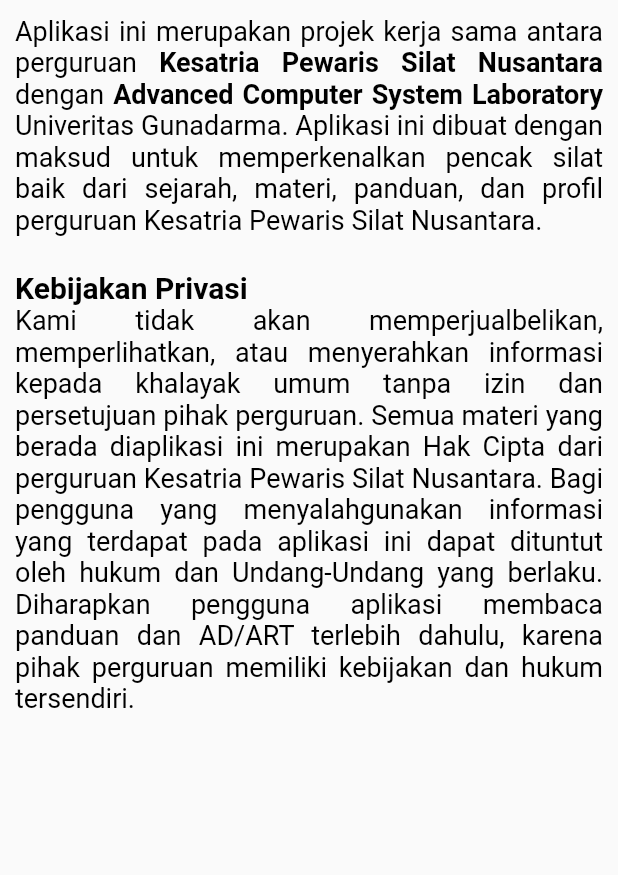
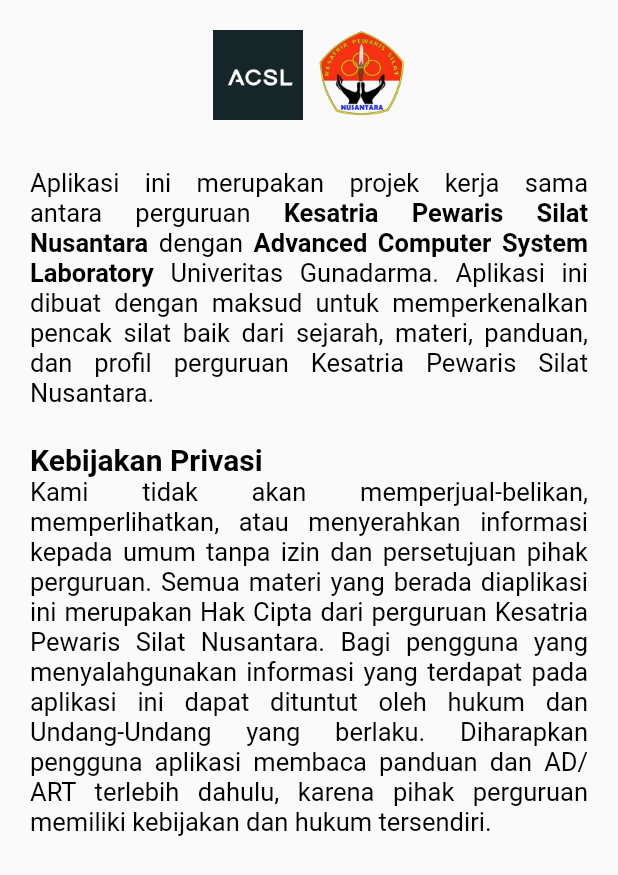
Before and after one commit to reonm4tcha/kps_nusantara_app, a Flutter app: the TentangPage widget shown alone on an empty page, opened directly, on a phone screen of 412 x 824 dp. Shown: the top 875 px of the screen. Run offline on Flutter 3.47's test engine with Material 2 defaults, Android fonts, the phone set to English and light mode, and no system bars; our stand-ins replace carousel_slider, chewie, video_player; missing offline and left inert: syncfusion_flutter_pdfviewer.

Commit message:
Sedikit penambahan pada Page tentang/aboutus

```diff
--- a/lib/widgets/TentangPage.dart
+++ b/lib/widgets/TentangPage.dart
@@ -1,20 +1,34 @@
 import 'package:flutter/material.dart';
 
 Widget TentangPage(){
-  return ListView(padding: EdgeInsets.all(10),
+  return ListView(padding: EdgeInsets.all(20),
     children: [
       // Center(
       //   child: Text('Tentang Page'),
       // ),
+      Row(
+        mainAxisAlignment: MainAxisAlignment.center,
+        children: [
+          Image.asset(
+            'assets/image/acsllogo.png',
+            height: 60,
+          ),
+          Text('   '),
+          Image.asset(
+            'assets/image/Perguruan.png',
+            height: 60,
+          ),
+      ]),
+      Text('\n'),
       RichText(text: TextSpan( children: [
-          TextSpan(text: 'Aplikasi ini merupakan projek kerja sama antara perguruan ', style: TextStyle(fontSize: 18, fontWeight: FontWeight.normal, color: Colors.black)),
-          TextSpan(text: 'Kesatria Pewaris Silat Nusantara ', style: TextStyle(fontSize: 18, fontWeight: FontWeight.bold, color: Colors.black)),
-          TextSpan(text: 'dengan ', style: TextStyle(fontSize: 18, fontWeight: FontWeight.normal, color: Colors.black)),
-          TextSpan(text: 'Advanced Computer System Laboratory', style: TextStyle(fontSize: 18, fontWeight: FontWeight.bold, color: Colors.black)),
-          TextSpan(text: ' Univeritas Gunadarma. Aplikasi ini dibuat dengan maksud untuk memperkenalkan pencak silat baik dari sejarah, materi, panduan, dan profil perguruan Kesatria Pewaris Silat Nusantara.', style: TextStyle(fontSize: 18, fontWeight: FontWeight.normal, color: Colors.black)),
+          TextSpan(text: '    Aplikasi ini merupakan projek kerja sama antara perguruan ', style: TextStyle(fontSize: 17, fontWeight: FontWeight.normal, color: Colors.black)),
+          TextSpan(text: 'Kesatria Pewaris Silat Nusantara ', style: TextStyle(fontSize: 17, fontWeight: FontWeight.bold, color: Colors.black)),
+          TextSpan(text: 'dengan ', style: TextStyle(fontSize: 17, fontWeight: FontWeight.normal, color: Colors.black)),
+          TextSpan(text: 'Advanced Computer System Laboratory', style: TextStyle(fontSize: 17, fontWeight: FontWeight.bold, color: Colors.black)),
+          TextSpan(text: ' Univeritas Gunadarma. Aplikasi ini dibuat dengan maksud untuk memperkenalkan pencak silat baik dari sejarah, materi, panduan, dan profil perguruan Kesatria Pewaris Silat Nusantara.', style: TextStyle(fontSize: 17, fontWeight: FontWeight.normal, color: Colors.black)),
         ],),textAlign: TextAlign.justify,),
       Text('\nKebijakan Privasi', style: TextStyle(fontSize: 20, color: Colors.black, fontWeight: FontWeight.bold)),
-      Text('Kami tidak akan memperjualbelikan, memperlihatkan, atau menyerahkan informasi kepada khalayak umum tanpa izin dan persetujuan pihak perguruan. Semua materi yang berada diaplikasi ini merupakan Hak Cipta dari perguruan Kesatria Pewaris Silat Nusantara. Bagi pengguna yang menyalahgunakan informasi yang terdapat pada aplikasi ini dapat dituntut oleh hukum dan Undang-Undang yang berlaku. Diharapkan pengguna aplikasi membaca panduan dan AD/ART terlebih dahulu, karena pihak perguruan memiliki kebijakan dan hukum tersendiri.', style: TextStyle(fontSize: 18, color: Colors.black, fontWeight: FontWeight.normal),textAlign: TextAlign.justify),
+      Text('  Kami tidak akan memperjual-belikan, memperlihatkan, atau menyerahkan informasi kepada umum tanpa izin dan persetujuan pihak perguruan. Semua materi yang berada diaplikasi ini merupakan Hak Cipta dari perguruan Kesatria Pewaris Silat Nusantara. Bagi pengguna yang menyalahgunakan informasi yang terdapat pada aplikasi ini dapat dituntut oleh hukum dan Undang-Undang yang berlaku. Diharapkan pengguna aplikasi membaca panduan dan AD/ART terlebih dahulu, karena pihak perguruan memiliki kebijakan dan hukum tersendiri.', style: TextStyle(fontSize: 17, color: Colors.black, fontWeight: FontWeight.normal),textAlign: TextAlign.justify),
     ],
   );
 }
```
Also changed, not shown: lib/widgets/panduan/pedomanpage.dart (+32 -3 lines), lib/widgets/panduan/pengetahuanpage.dart (+32 -3 lines), assets/image/acsllogo.png (added).
